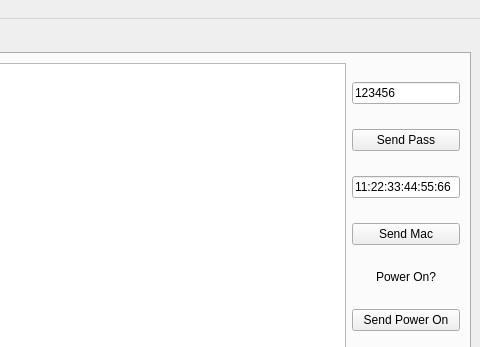
Before: the Qt Designer form MainWindow.ui in GRomR1/QT_TestModbusRTU, drawn with Qt 5; both pictures show x 320 to 800 and y 0 to 347 of the 800 by 600 pixel window.
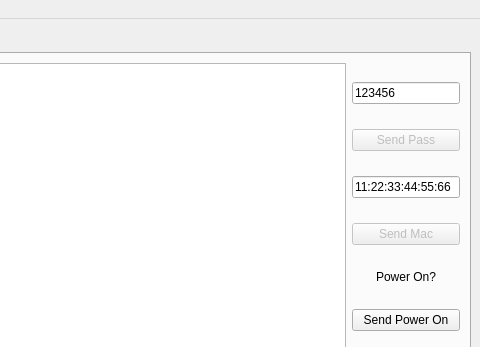
After: the same form once the commit is applied.

Diff of the .ui file:
```diff
--- a/MainWindow.ui
+++ b/MainWindow.ui
@@ -55,6 +55,9 @@
             </item>
             <item>
              <widget class="QPushButton" name="_pushButtonPass_2">
+              <property name="enabled">
+               <bool>false</bool>
+              </property>
               <property name="text">
                <string>Send Pass</string>
               </property>
@@ -75,6 +78,9 @@
             </item>
             <item>
              <widget class="QPushButton" name="_pushButtonMac">
+              <property name="enabled">
+               <bool>false</bool>
+              </property>
               <property name="text">
                <string>Send Mac</string>
               </property>
```
Left out of the diff: 2 changed lines with no effect on the pictures.
